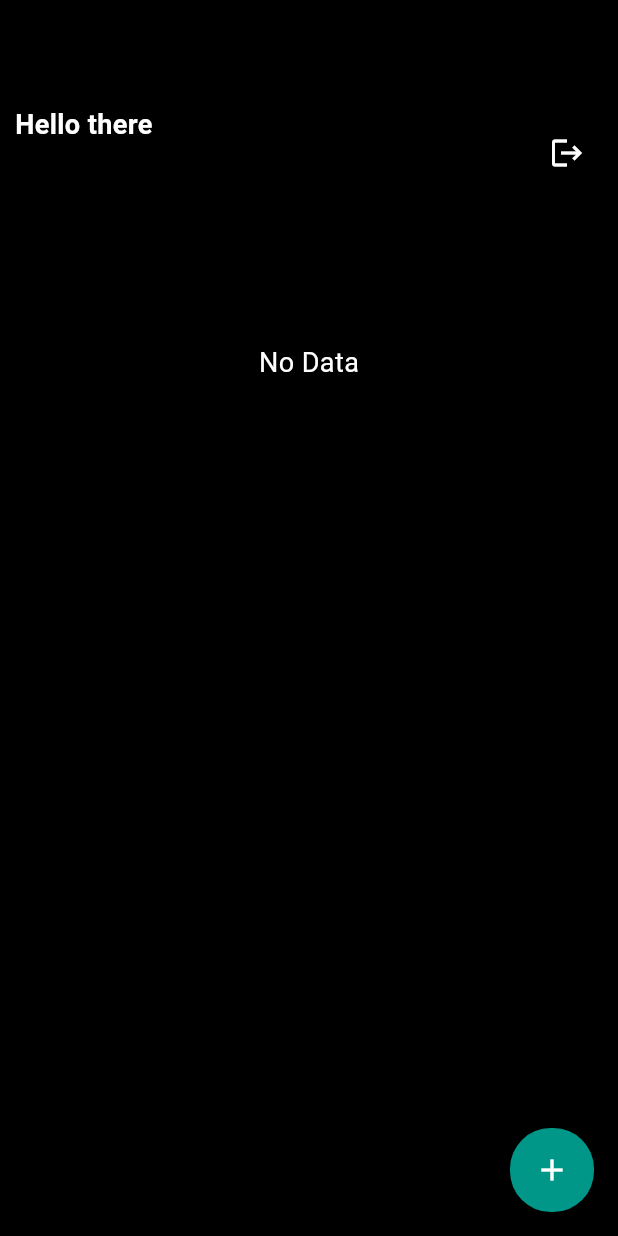
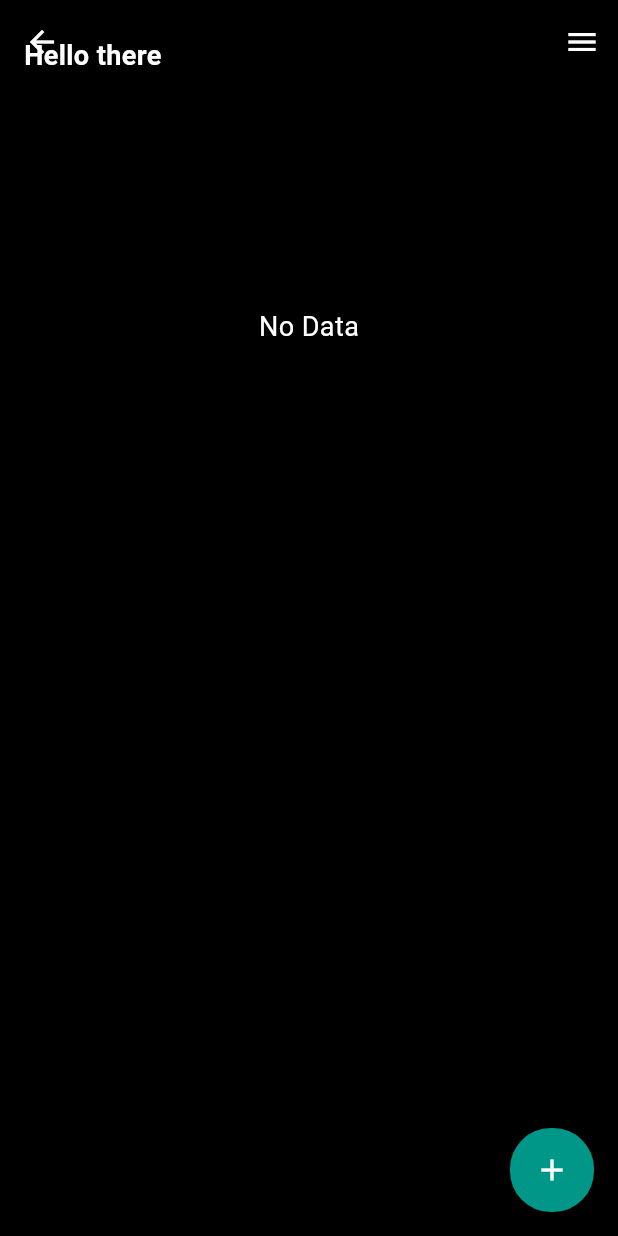
Before and after one commit to nidhin29/Manager, a Flutter app: the HomePage screen opened directly, on a phone screen of 412 x 824 dp. Run offline on Flutter 3.47's test engine with Material 3 defaults, Android fonts, the phone set to English and light mode, and no system bars; our stand-ins replace bloc, cloud_firestore, dartz, firebase_auth, firebase_core, fl_chart and 7 more; missing offline and left inert: telephony_fix; accounts and stored records are empty.

Commit message:
chart changed

```diff
--- a/lib/Presentation/Home/home1.dart
+++ b/lib/Presentation/Home/home1.dart
@@ -365,20 +365,12 @@ class _ExpenseChartState extends State<HomePage> {
   double predictNextMonthExpense(List<FlSpot> expenseData) {
     if (expenseData.isEmpty) return 0.0;
 
-    // Calculate the total expense for the current month
-    double totalExpense = expenseData.fold(
-        0, (previousValue, element) => previousValue + element.y);
+    List<double> dailyExpenses = expenseData.map((e) => e.y).toList()..sort();
+    double median = dailyExpenses[dailyExpenses.length ~/ 2];
+    int daysInNextMonth =
+        DateTime(DateTime.now().year, DateTime.now().month + 1, 0).day;
 
-    // Calculate the average daily expense
-    int daysInCurrentMonth = DateTime.now().day;
-    double averageDailyExpense = totalExpense / daysInCurrentMonth;
-
-    // Get the number of days in the next month
-    DateTime now = DateTime.now();
-    int daysInNextMonth = DateTime(now.year, now.month + 1, 0).day;
-
-    // Predict the total expense for the next month
-    return averageDailyExpense * daysInNextMonth;
+    return median * daysInNextMonth;
   }
 
   @override
@@ -408,6 +400,68 @@ class _ExpenseChartState extends State<HomePage> {
     });
     return Scaffold(
       resizeToAvoidBottomInset: false,
+      appBar: PreferredSize(
+        preferredSize: const Size.fromHeight(100),
+        child: AppBar(
+          backgroundColor: Colors.black,
+          iconTheme: const IconThemeData(color: Colors.white),
+          elevation: 0,
+          flexibleSpace: SafeArea(
+            child: Padding(
+              padding:
+                  const EdgeInsets.symmetric(horizontal: 16.0, vertical: 12.0),
+              child: Column(
+                crossAxisAlignment: CrossAxisAlignment.start,
+                mainAxisAlignment: MainAxisAlignment.end,
+                children: [
+                  Text(
+                    'Hello there',
+                    style: TextStyle(
+                      color: Colors.white,
+                      fontSize: 20.sp,
+                      fontWeight: FontWeight.bold,
+                    ),
+                  ),
+                  Text(
+                    TokenManager().name ?? '',
+                    style: TextStyle(
+                      color: Colors.teal,
+                      fontSize: 30.sp,
+                      fontWeight: FontWeight.bold,
+                    ),
+                  ),
+                ],
+              ),
+            ),
+          ),
+        ),
+      ),
+      endDrawer: Drawer(
+        backgroundColor: Colors.grey[900],
+        child: ListView(
+          padding: EdgeInsets.zero,
+          children: [
+            DrawerHeader(
+              decoration: const BoxDecoration(color: Colors.teal),
+              child: Text(
+                'Manager',
+                style: TextStyle(
+                    color: Colors.white,
+                    fontSize: 24.sp,
+                    fontWeight: FontWeight.bold),
+              ),
+            ),
+            ListTile(
+              leading: const Icon(Icons.logout, color: Colors.white),
+              title: Text('Logout',
+                  style: TextStyle(color: Colors.white, fontSize: 18.sp)),
+              onTap: () {
+                BlocProvider.of<SignInCubit>(context).signOut();
+              },
+            ),
+          ],
+        ),
+      ),
       floatingActionButton: FloatingActionButton(
         onPressed: () {
           Navigator.of(context).push(MaterialPageRoute(
@@ -437,39 +491,6 @@ class _ExpenseChartState extends State<HomePage> {
               crossAxisAlignment: CrossAxisAlignment.start,
               children: [
                 kheight10,
-                kheight20,
-                kheight20,
-                kheight20,
-                Padding(
-                  padding: EdgeInsets.symmetric(horizontal: 10.w),
-                  child: Row(
-                    mainAxisAlignment: MainAxisAlignment.spaceBetween,
-                    children: [
-                      Column(
-                        crossAxisAlignment: CrossAxisAlignment.start,
-                        children: [
-                          Text('Hello there',
-                              style: TextStyle(
-                                  color: Colors.white,
-                                  fontSize: 20.sp,
-                                  fontWeight: FontWeight.bold)),
-                          Text(TokenManager().name ?? '',
-                              style: TextStyle(
-                                  color: Colors.teal,
-                                  fontSize: 30.sp,
-                                  fontWeight: FontWeight.bold)),
-                        ],
-                      ),
-                      IconButton(
-                        onPressed: () {
-                          BlocProvider.of<SignInCubit>(context).signOut();
-                        },
-                        icon: const Icon(Icons.logout),
-                        color: Colors.white,
-                      ),
-                    ],
-                  ),
-                ),
                 kheight20,
                 kheight20,
                 SizedBox(
@@ -770,7 +791,9 @@ class _ExpenseChartState extends State<HomePage> {
           sideTitles: SideTitles(
             showTitles: true,
             reservedSize: 50, // Slightly increased for better spacing
-            interval: ((maxY - minY) / 2.0) == 0 ? 1 : (maxY - minY) / 2.0, // Ensure proper spacing
+            interval: ((maxY - minY) / 2.0) == 0
+                ? 1
+                : (maxY - minY) / 2.0, // Ensure proper spacing
             getTitlesWidget: (value, _) {
               // Show formatted values
               return Text(formatCurrency(value),
--- a/pubspec.yaml
+++ b/pubspec.yaml
@@ -49,6 +49,7 @@ dependencies:
   injectable_generator: ^2.7.0
   intl: ^0.20.2
   shared_preferences: ^2.5.1
+  sidebarx: ^0.17.1
   telephony_fix: ^0.2.1
   uuid: ^4.5.1
 
```
Also changed, not shown: pubspec.lock, 4 other files.
